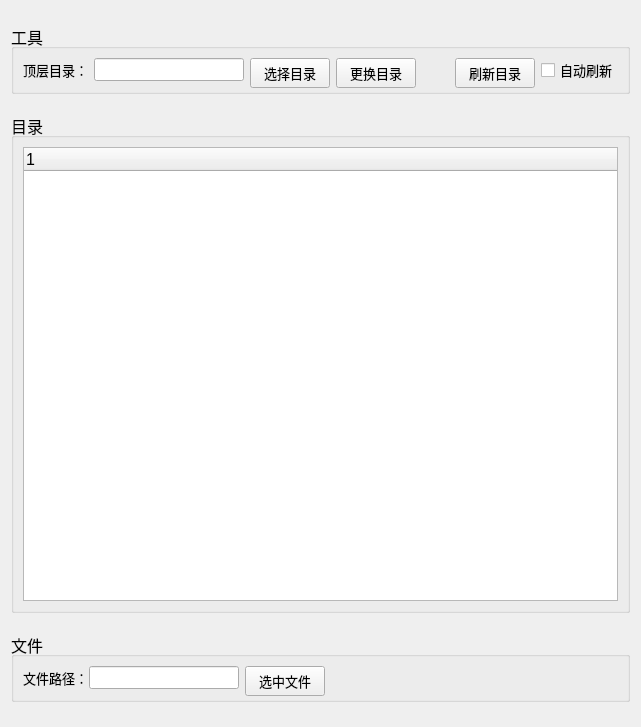
Above: forms/form_folder.ui from FrancisOWO/NetSyncDisk before the change. Below: the same form after it.
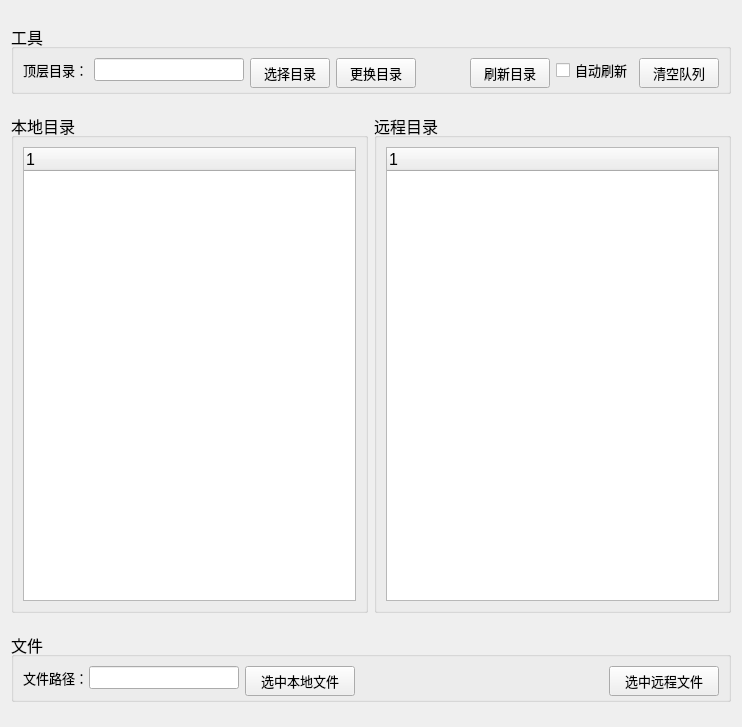
That is the form after the change.

Commit message: 读取远程目录，中文出错

```diff
--- a/forms/form_folder.ui
+++ b/forms/form_folder.ui
@@ -6,15 +6,15 @@
    <rect>
     <x>0</x>
     <y>0</y>
-    <width>641</width>
+    <width>742</width>
     <height>727</height>
    </rect>
   </property>
   <property name="windowTitle">
    <string>Form</string>
   </property>
-  <layout class="QGridLayout" name="gridLayout_4">
-   <item row="0" column="0">
+  <layout class="QGridLayout" name="gridLayout_5">
+   <item row="0" column="0" colspan="2">
     <widget class="QGroupBox" name="groupBox_2">
      <property name="minimumSize">
       <size>
@@ -74,7 +74,7 @@
         </item>
        </layout>
       </item>
-      <item row="0" column="2">
+      <item row="0" column="1">
        <widget class="QPushButton" name="pbtnChooseRoot">
         <property name="minimumSize">
          <size>
@@ -92,19 +92,25 @@
         </property>
        </widget>
       </item>
-      <item row="0" column="6">
-       <widget class="QCheckBox" name="chkAutoUpd">
+      <item row="0" column="2">
+       <widget class="QPushButton" name="pbtnChgRoot">
+        <property name="minimumSize">
+         <size>
+          <width>0</width>
+          <height>30</height>
+         </size>
+        </property>
         <property name="font">
          <font>
           <pointsize>10</pointsize>
          </font>
         </property>
         <property name="text">
-         <string>自动刷新</string>
+         <string>更换目录</string>
         </property>
        </widget>
       </item>
-      <item row="0" column="4">
+      <item row="0" column="3">
        <spacer name="horizontalSpacer">
         <property name="orientation">
          <enum>Qt::Horizontal</enum>
@@ -117,7 +123,7 @@
         </property>
        </spacer>
       </item>
-      <item row="0" column="5">
+      <item row="0" column="4">
        <widget class="QPushButton" name="pbtnUpdFolder">
         <property name="minimumSize">
          <size>
@@ -135,8 +141,20 @@
         </property>
        </widget>
       </item>
-      <item row="0" column="3">
-       <widget class="QPushButton" name="pbtnChgRoot">
+      <item row="0" column="5">
+       <widget class="QCheckBox" name="chkAutoUpd">
+        <property name="font">
+         <font>
+          <pointsize>10</pointsize>
+         </font>
+        </property>
+        <property name="text">
+         <string>自动刷新</string>
+        </property>
+       </widget>
+      </item>
+      <item row="0" column="6">
+       <widget class="QPushButton" name="pbtnClearQ">
         <property name="minimumSize">
          <size>
           <width>0</width>
@@ -149,7 +167,7 @@
          </font>
         </property>
         <property name="text">
-         <string>更换目录</string>
+         <string>清空队列</string>
         </property>
        </widget>
       </item>
@@ -176,14 +194,14 @@
       </font>
      </property>
      <property name="title">
-      <string>目录</string>
+      <string>本地目录</string>
      </property>
      <layout class="QGridLayout" name="gridLayout_3">
       <item row="0" column="0">
        <widget class="QTreeWidget" name="treeFolder">
         <property name="minimumSize">
          <size>
-          <width>500</width>
+          <width>250</width>
           <height>0</height>
          </size>
         </property>
@@ -203,7 +221,54 @@
      </layout>
     </widget>
    </item>
-   <item row="2" column="0">
+   <item row="1" column="1">
+    <widget class="QGroupBox" name="groupBox_4">
+     <property name="minimumSize">
+      <size>
+       <width>0</width>
+       <height>500</height>
+      </size>
+     </property>
+     <property name="maximumSize">
+      <size>
+       <width>16777215</width>
+       <height>500</height>
+      </size>
+     </property>
+     <property name="font">
+      <font>
+       <pointsize>12</pointsize>
+      </font>
+     </property>
+     <property name="title">
+      <string>远程目录</string>
+     </property>
+     <layout class="QGridLayout" name="gridLayout_4">
+      <item row="0" column="0">
+       <widget class="QTreeWidget" name="treeRemote">
+        <property name="minimumSize">
+         <size>
+          <width>250</width>
+          <height>0</height>
+         </size>
+        </property>
+        <property name="maximumSize">
+         <size>
+          <width>16777215</width>
+          <height>16777215</height>
+         </size>
+        </property>
+        <column>
+         <property name="text">
+          <string notr="true">1</string>
+         </property>
+        </column>
+       </widget>
+      </item>
+     </layout>
+    </widget>
+   </item>
+   <item row="2" column="0" colspan="2">
     <widget class="QGroupBox" name="groupBox_3">
      <property name="minimumSize">
       <size>
@@ -273,7 +338,7 @@
        <widget class="QPushButton" name="pbtnChooseFile">
         <property name="minimumSize">
          <size>
-          <width>0</width>
+          <width>110</width>
           <height>30</height>
          </size>
         </property>
@@ -283,7 +348,7 @@
          </font>
         </property>
         <property name="text">
-         <string>选中文件</string>
+         <string>选中本地文件</string>
         </property>
        </widget>
       </item>
@@ -300,6 +365,24 @@
         </property>
        </spacer>
       </item>
+      <item row="0" column="3">
+       <widget class="QPushButton" name="pbtnChoRemoteFile">
+        <property name="minimumSize">
+         <size>
+          <width>110</width>
+          <height>30</height>
+         </size>
+        </property>
+        <property name="font">
+         <font>
+          <pointsize>10</pointsize>
+         </font>
+        </property>
+        <property name="text">
+         <string>选中远程文件</string>
+        </property>
+       </widget>
+      </item>
      </layout>
     </widget>
    </item>
```
The commit also changes 7 other files.
